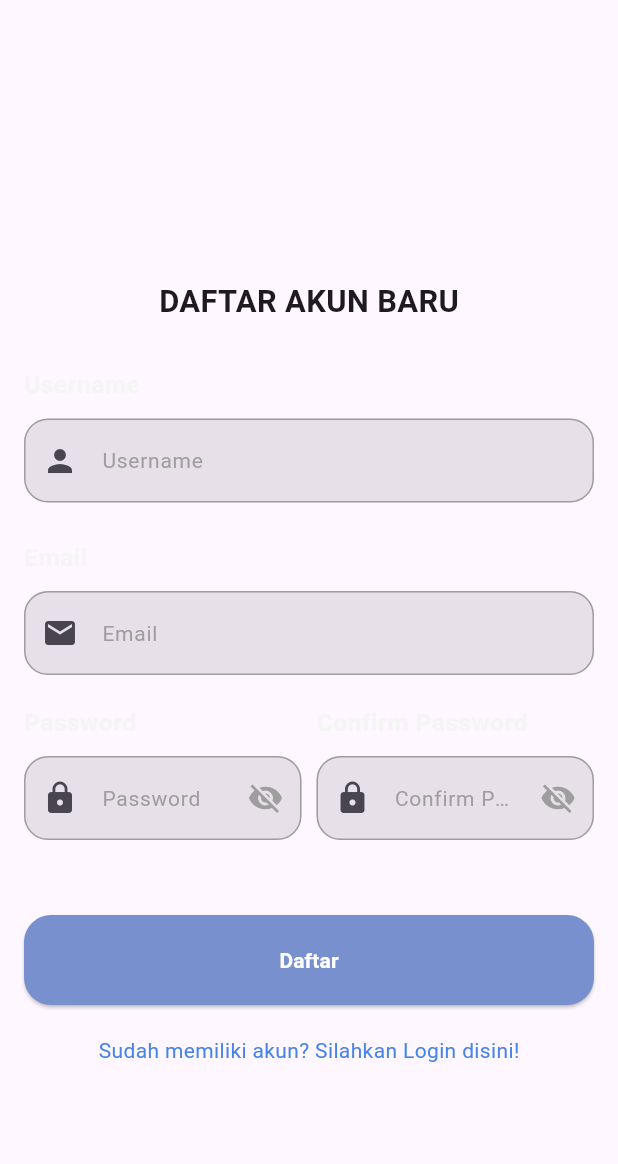
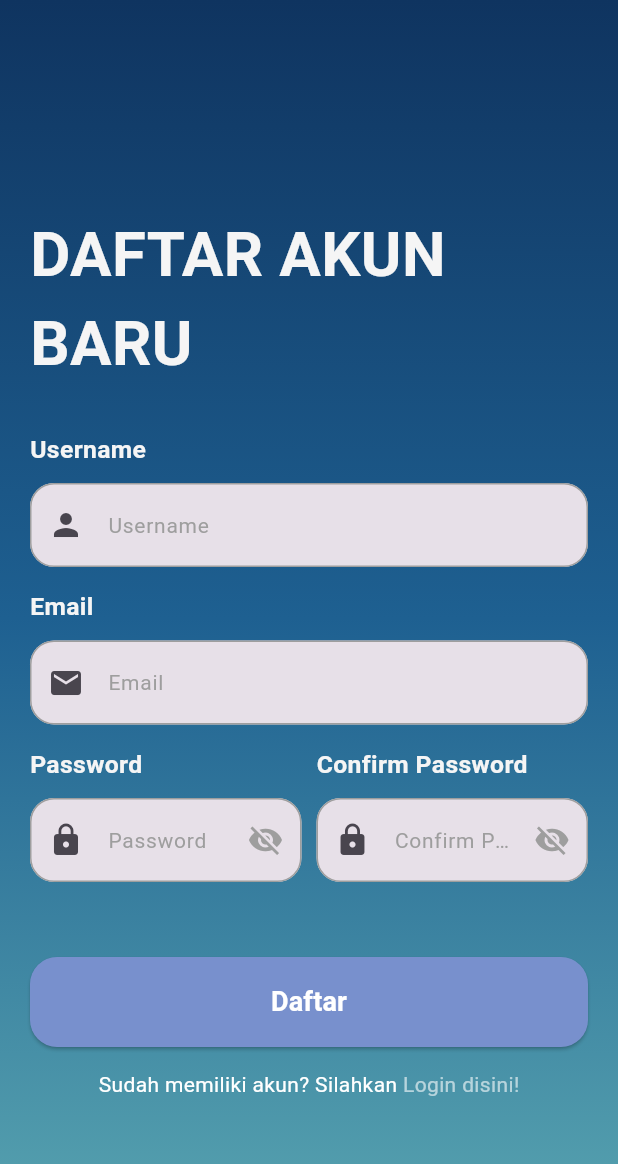
Before and after one commit to RezaAzharii/HwaitApps, a Flutter app: the RegisterScreen screen opened directly, on a phone screen of 412 x 824 dp. Shown: the top 1164 px of the screen. Run offline on Flutter 3.47's test engine with Material 3 defaults, Android fonts, the phone set to English and light mode, and no system bars; our stand-ins replace bloc, dartz, flutter_bloc, flutter_secure_storage, geocoding, geolocator and 3 more; accounts and stored records are empty.

Commit message:
styling login dan register screen

```diff
--- a/lib/presentation/auth/login_screen.dart
+++ b/lib/presentation/auth/login_screen.dart
@@ -9,7 +9,7 @@
 import 'package:hwait_apps/presentation/admin/admin_screen.dart';
 import 'package:hwait_apps/presentation/auth/bloc/login/login_bloc.dart';
 import 'package:hwait_apps/presentation/auth/register_screen.dart';
-import 'package:hwait_apps/presentation/home_screen.dart';
+import 'package:hwait_apps/presentation/saver/home_screen.dart';
 
 class LoginScreen extends StatefulWidget {
   const LoginScreen({super.key});
@@ -167,13 +167,13 @@
                       TextSpan(
                         text: 'Belum memiliki akun? Silahkan ',
                         style: TextStyle(
-                          color: Colors.grey,
-                          fontSize: MediaQuery.of(context).size.width * 0.03,
+                          color: Colors.white,
+                          fontSize: MediaQuery.of(context).size.width * 0.04,
                         ),
                         children: [
                           TextSpan(
                             text: 'Daftar disini!',
-                            style: TextStyle(color: AppColors.primary),
+                            style: TextStyle(color: Colors.white60),
                             recognizer:
                                 TapGestureRecognizer()
                                   ..onTap = () {
--- a/lib/presentation/auth/register_screen.dart
+++ b/lib/presentation/auth/register_screen.dart
@@ -1,6 +1,7 @@
 import 'package:flutter/gestures.dart';
 import 'package:flutter/material.dart';
 import 'package:flutter_bloc/flutter_bloc.dart';
+import 'package:google_fonts/google_fonts.dart';
 import 'package:hwait_apps/core/components/components.dart';
 import 'package:hwait_apps/core/components/spaces.dart';
 import 'package:hwait_apps/core/constants/colors.dart';
@@ -54,24 +55,29 @@
   @override
   Widget build(BuildContext context) {
     return Scaffold(
-      body: SingleChildScrollView(
+      body: Container(
+        decoration: BoxDecoration(gradient: AppColors.darkTealGradient),
+        width: double.infinity,
+        height: double.infinity,
         child: GestureDetector(
           onTap: () {
             FocusScope.of(context).unfocus();
           },
+          child: SingleChildScrollView(
+            child: Padding(
+              padding: const EdgeInsets.all(20.0),
               child: Form(
                 key: _key,
-            child: Padding(
-              padding: const EdgeInsets.all(16.0),
                 child: Column(
                   mainAxisAlignment: MainAxisAlignment.center,
                   children: [
-                  const SpaceHeight(170),
+                    const SpaceHeight(120),
                     Text(
                       'DAFTAR AKUN BARU',
-                    style: TextStyle(
-                      fontSize: MediaQuery.of(context).size.width * 0.05,
+                      style: GoogleFonts.justAnotherHand(
                         fontWeight: FontWeight.bold,
+                        color: AppColors.lightSheet,
+                        fontSize: MediaQuery.of(context).size.width * 0.1,
                       ),
                     ),
                     const SpaceHeight(30),
@@ -83,13 +89,13 @@
                         child: Icon(Icons.person),
                       ),
                     ),
-                  const SpaceHeight(25),
+                    const SpaceHeight(15),
                     CustomTextField(
                       controller: emailController,
                       label: 'Email',
                       prefixIcon: Icon(Icons.email),
                     ),
-                  const SpaceHeight(20),
+                    const SpaceHeight(15),
                     Row(
                       spacing: 10,
                       children: [
@@ -166,7 +172,8 @@
                       },
                       builder: (context, state) {
                         return Button.filled(
-                        onPressed: state is RegisterLoading
+                          onPressed:
+                              state is RegisterLoading
                                   ? null
                                   : () {
                                     if (_key.currentState!.validate()) {
@@ -176,24 +183,28 @@
                                         password: passwordController.text,
                                       );
                                       context.read<RegisterBloc>().add(
-                                        RegisterRequested(requestModel: request),
+                                        RegisterRequested(
+                                          requestModel: request,
+                                        ),
                                       );
                                     }
                                   },
                           label: state is RegisterLoading ? 'Memuat...' : 'Daftar',
+                          fontSize: 18.0,
                         );
                       },
                     ),
-                  const SpaceHeight(20),
+                    const SpaceHeight(15),
                     Text.rich(
                       TextSpan(
                         text: 'Sudah memiliki akun? Silahkan ',
-                      style: TextStyle(color: AppColors.primary),
+                        style: TextStyle(color: AppColors.white),
                         children: [
                           TextSpan(
                             text: 'Login disini!',
-                          style: TextStyle(color: AppColors.primary),
-                          recognizer: TapGestureRecognizer()
+                            style: TextStyle(color: Colors.white60),
+                            recognizer:
+                                TapGestureRecognizer()
                                   ..onTap = () {
                                     context.pushAndRemoveUntil(
                                       const LoginScreen(),
@@ -203,8 +214,9 @@
                           ),
                         ],
                       ),
-                  )
+                    ),
                   ],
+                ),
               ),
             ),
           ),
```
Lines whose indentation alone changed are shown as unchanged.
